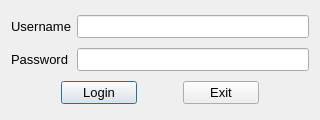
Qt form client/ui/login.ui (Serega-SPb/Geekbrains_Client_Server_App) before a commit.
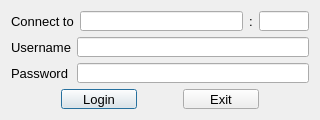
The same form after that commit.

Commit message: added creating log dir if not exist added ip:port widgets on login dialog

```diff
--- a/client/ui/login.ui
+++ b/client/ui/login.ui
@@ -40,10 +40,17 @@
    <bool>true</bool>
   </property>
   <layout class="QGridLayout" name="gridLayout">
-   <item row="0" column="1">
+   <item row="1" column="1">
     <widget class="QLineEdit" name="usernameTxb"/>
    </item>
-   <item row="0" column="0">
+   <item row="2" column="1">
+    <widget class="QLineEdit" name="passwordTxb">
+     <property name="echoMode">
+      <enum>QLineEdit::Password</enum>
+     </property>
+    </widget>
+   </item>
+   <item row="1" column="0">
     <widget class="QLabel" name="label">
      <property name="text">
       <string>Username</string>
@@ -53,21 +60,7 @@
      </property>
     </widget>
    </item>
-   <item row="1" column="0">
-    <widget class="QLabel" name="label_2">
-     <property name="text">
-      <string>Password</string>
-     </property>
-    </widget>
-   </item>
-   <item row="1" column="1">
-    <widget class="QLineEdit" name="passwordTxb">
-     <property name="echoMode">
-      <enum>QLineEdit::Password</enum>
-     </property>
-    </widget>
-   </item>
-   <item row="2" column="0" colspan="2">
+   <item row="3" column="0" colspan="2">
     <layout class="QHBoxLayout" name="horizontalLayout">
      <property name="leftMargin">
       <number>50</number>
@@ -107,6 +100,44 @@
      </item>
     </layout>
    </item>
+   <item row="2" column="0">
+    <widget class="QLabel" name="label_2">
+     <property name="text">
+      <string>Password</string>
+     </property>
+    </widget>
+   </item>
+   <item row="0" column="0" colspan="2">
+    <layout class="QHBoxLayout" name="horizontalLayout_2">
+     <item>
+      <widget class="QLabel" name="label_3">
+       <property name="text">
+        <string>Connect to</string>
+       </property>
+      </widget>
+     </item>
+     <item>
+      <widget class="QLineEdit" name="ipAddressTxb"/>
+     </item>
+     <item>
+      <widget class="QLabel" name="label_4">
+       <property name="text">
+        <string>:</string>
+       </property>
+      </widget>
+     </item>
+     <item>
+      <widget class="QLineEdit" name="portTxb">
+       <property name="maximumSize">
+        <size>
+         <width>50</width>
+         <height>16777215</height>
+        </size>
+       </property>
+      </widget>
+     </item>
+    </layout>
+   </item>
   </layout>
  </widget>
  <tabstops>
```
The commit also changes 5 other files.
